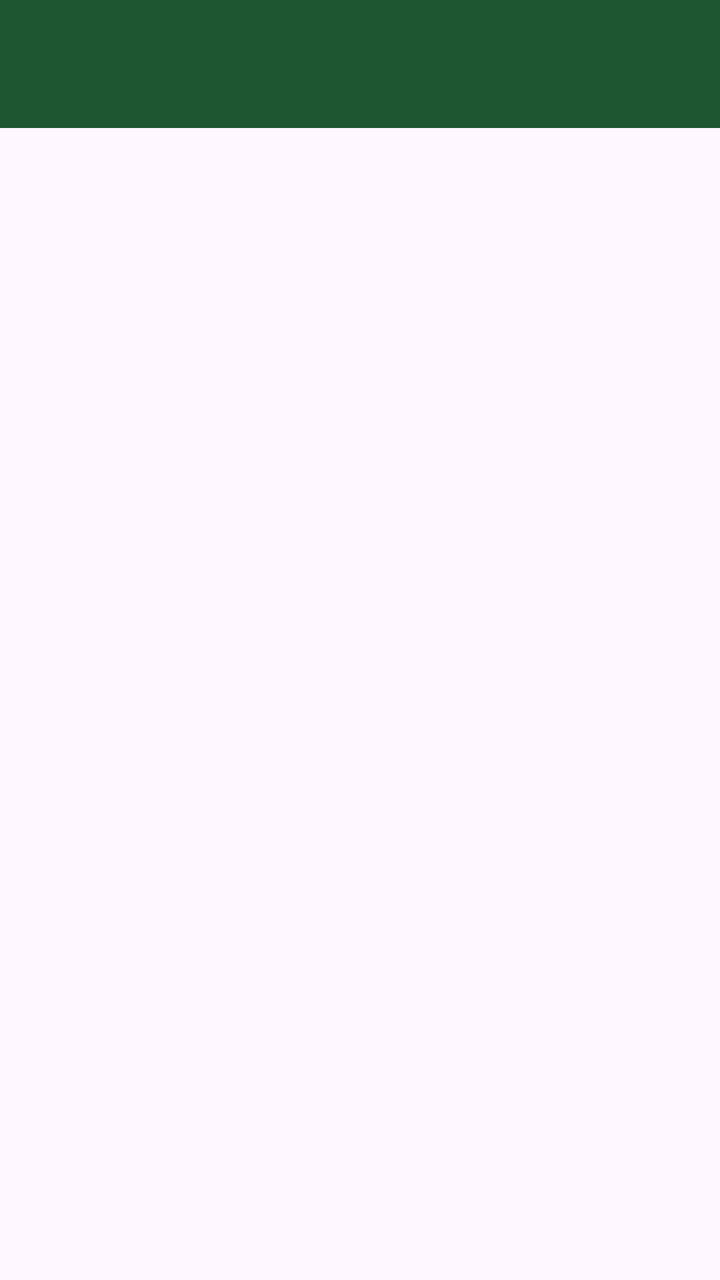
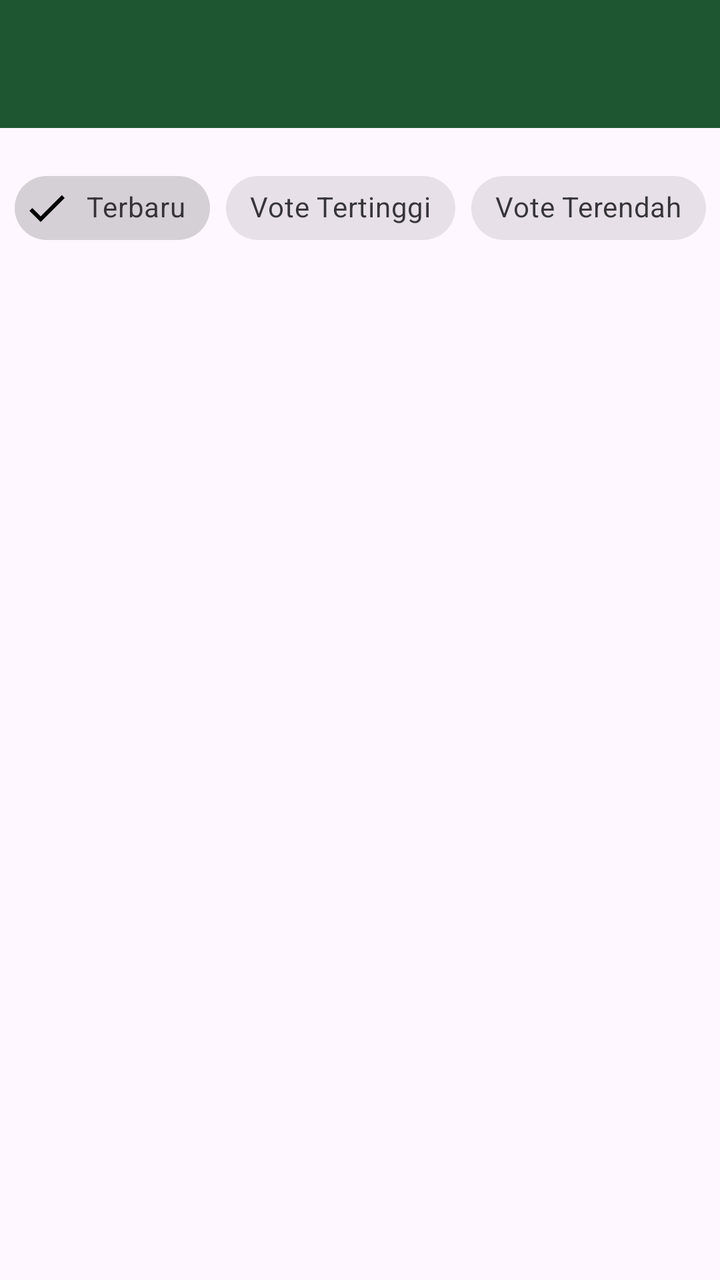

An Android layout rendered at two revisions. The XML below is the earlier revision; the diff shows what the commit changed to produce the second picture.
<!-- AndroidManifest.xml: application theme Theme.Abil -->
<!-- res/layout/fragment_informasi.xml -->
<?xml version="1.0" encoding="utf-8"?>
<androidx.coordinatorlayout.widget.CoordinatorLayout xmlns:android="http://schemas.android.com/apk/res/android"
    xmlns:app="http://schemas.android.com/apk/res-auto"
    xmlns:tools="http://schemas.android.com/tools"
    android:layout_width="match_parent"
    android:layout_height="match_parent"
    tools:context=".Informasi.InformasiFragment">

    <com.google.android.material.appbar.AppBarLayout
        android:id="@+id/appBarLayout"
        android:layout_width="match_parent"
        android:layout_height="wrap_content"
        android:theme="@style/ThemeOverlay.AppCompat.Dark.ActionBar">

        <androidx.appcompat.widget.Toolbar
            android:id="@+id/toolbar"
            android:layout_width="match_parent"
            android:layout_height="?attr/actionBarSize"
            android:background="@color/heritageGreen"
            app:layout_scrollFlags="scroll|enterAlways"
            app:subtitleTextColor="@color/slateDark"
            app:titleTextColor="@android:color/white" />
    </com.google.android.material.appbar.AppBarLayout>

    <ListView
        android:id="@+id/listViewItems"
        android:layout_width="match_parent"
        android:layout_height="match_parent"
        app:layout_behavior="@string/appbar_scrolling_view_behavior" />

</androidx.coordinatorlayout.widget.CoordinatorLayout>
<!-- resources referenced by this layout -->
<resources>
  <color name="heritageGreen">#1E5631</color>
  <color name="slateDark">#2B2D42</color>
  <style name="Theme.Abil" parent="Base.Theme.Abil" />
  <style name="Base.Theme.Abil" parent="Theme.Material3.DayNight.NoActionBar">
          
          
      </style>
</resources>

<!-- the commit's change to res/layout/fragment_informasi.xml (unified diff, before → after) -->
@@ -1,31 +1,66 @@
 <?xml version="1.0" encoding="utf-8"?>
-<androidx.coordinatorlayout.widget.CoordinatorLayout xmlns:android="http://schemas.android.com/apk/res/android"
+<androidx.constraintlayout.widget.ConstraintLayout xmlns:android="http://schemas.android.com/apk/res/android"
     xmlns:app="http://schemas.android.com/apk/res-auto"
     xmlns:tools="http://schemas.android.com/tools"
+    android:id="@+id/coordinatorLayout"
     android:layout_width="match_parent"
     android:layout_height="match_parent"
     tools:context=".Informasi.InformasiFragment">
 
-    <com.google.android.material.appbar.AppBarLayout
-        android:id="@+id/appBarLayout"
-        android:layout_width="match_parent"
+
+    <androidx.appcompat.widget.Toolbar
+        android:id="@+id/toolbar"
+        android:layout_width="0dp"
         android:layout_height="wrap_content"
-        android:theme="@style/ThemeOverlay.AppCompat.Dark.ActionBar">
+        android:background="@color/heritageGreen"
+        app:layout_constraintEnd_toEndOf="parent"
+        app:layout_constraintStart_toStartOf="parent"
+        app:layout_constraintTop_toTopOf="parent"
+        app:layout_scrollFlags="scroll|enterAlways"
+        app:subtitleTextColor="@color/slateDark"
+        app:titleTextColor="@android:color/white" />
 
-        <androidx.appcompat.widget.Toolbar
-            android:id="@+id/toolbar"
-            android:layout_width="match_parent"
-            android:layout_height="?attr/actionBarSize"
-            android:background="@color/heritageGreen"
-            app:layout_scrollFlags="scroll|enterAlways"
-            app:subtitleTextColor="@color/slateDark"
-            app:titleTextColor="@android:color/white" />
-    </com.google.android.material.appbar.AppBarLayout>
+
+    <com.google.android.material.chip.ChipGroup
+        android:id="@+id/chipGroupFilter"
+        android:layout_width="wrap_content"
+        android:layout_height="wrap_content"
+        android:layout_marginTop="16dp"
+        app:layout_constraintEnd_toEndOf="parent"
+        app:layout_constraintStart_toStartOf="parent"
+        app:layout_constraintTop_toBottomOf="@id/toolbar"
+        app:singleSelection="true">
+
+        <com.google.android.material.chip.Chip
+            android:id="@+id/chipTerbaru"
+            style="@style/Widget.MaterialComponents.Chip.Filter"
+            android:layout_width="wrap_content"
+            android:layout_height="wrap_content"
+            android:checked="true"
+            android:text="Terbaru" />
+
+        <com.google.android.material.chip.Chip
+            android:id="@+id/chipPenting"
+            style="@style/Widget.MaterialComponents.Chip.Filter"
+            android:layout_width="wrap_content"
+            android:layout_height="wrap_content"
+            android:text="Vote Tertinggi" />
+
+        <com.google.android.material.chip.Chip
+            android:id="@+id/chipBelumDibaca"
+            style="@style/Widget.MaterialComponents.Chip.Filter"
+            android:layout_width="wrap_content"
+            android:layout_height="wrap_content"
+            android:text="Vote Terendah" />
+    </com.google.android.material.chip.ChipGroup>
 
     <ListView
         android:id="@+id/listViewItems"
-        android:layout_width="match_parent"
-        android:layout_height="match_parent"
-        app:layout_behavior="@string/appbar_scrolling_view_behavior" />
+        android:layout_width="wrap_content"
+        android:layout_height="wrap_content"
+        android:layout_marginTop="80dp"
+        app:layout_behavior="@string/appbar_scrolling_view_behavior"
+        app:layout_constraintStart_toStartOf="@+id/toolbar"
+        app:layout_constraintTop_toBottomOf="@+id/toolbar" />
 
-</androidx.coordinatorlayout.widget.CoordinatorLayout>
+</androidx.constraintlayout.widget.ConstraintLayout>
